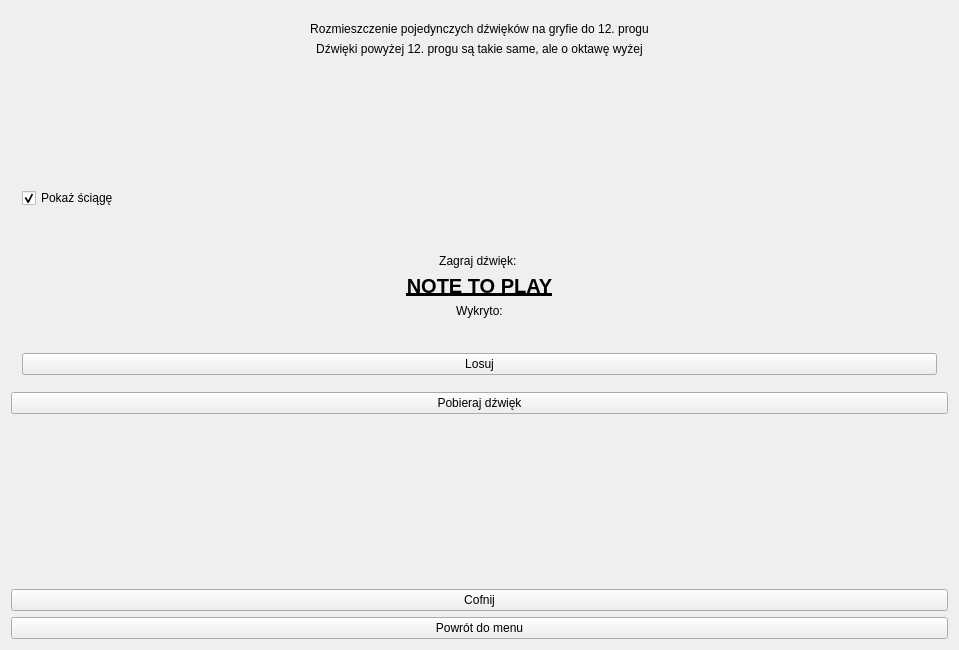
Qt form mainwindow.ui (december0123/dzwiekspert) before a commit.
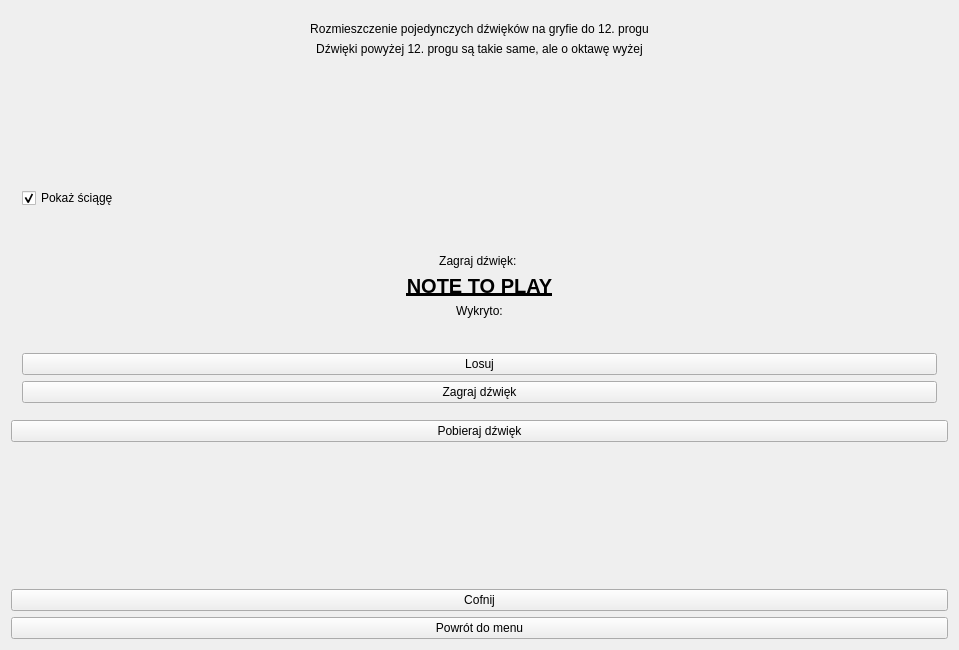
The same form after that commit. The open tabs and pages were chosen to show the change. Icons and pictures are not drawn. Custom widgets are drawn as their Qt base class.

```diff
--- a/mainwindow.ui
+++ b/mainwindow.ui
@@ -552,7 +552,7 @@
          </spacer>
         </item>
         <item>
-         <layout class="QVBoxLayout" name="verticalLayout_8" stretch="1,1,5,0,3,0,3,0">
+         <layout class="QVBoxLayout" name="verticalLayout_8" stretch="1,1,5,0,3,0,3,0,0">
           <item>
            <widget class="QLabel" name="label">
             <property name="text">
@@ -641,6 +641,13 @@
             </property>
            </widget>
           </item>
+          <item>
+           <widget class="QPushButton" name="playSound">
+            <property name="text">
+             <string>Zagraj dźwięk</string>
+            </property>
+           </widget>
+          </item>
           <item>
            <spacer name="verticalSpacer_11">
             <property name="orientation">
```
Left out of the diff: 8 changed lines with no effect on the pictures.
